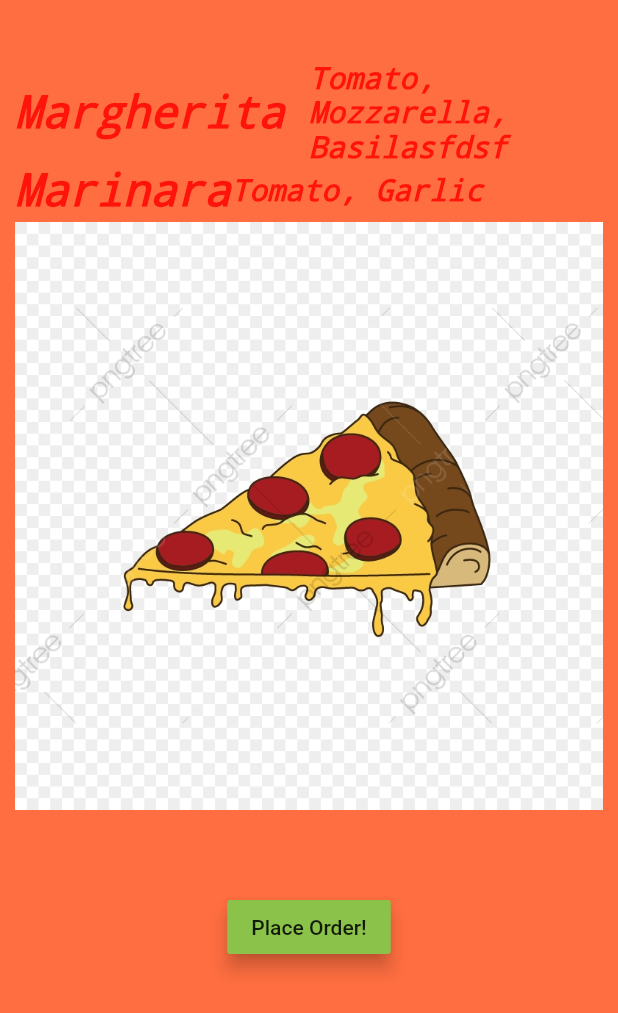
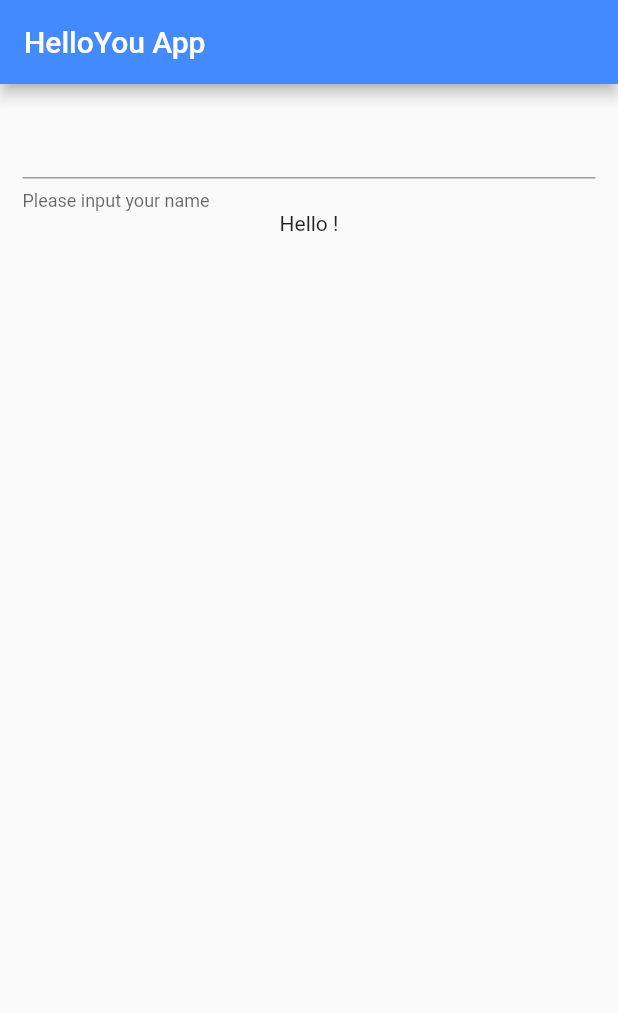
Before and after one commit to ashishpatel0720/flutter_getting_started, a Flutter app: the screen it shows after launch, on a phone screen of 412 x 824 dp. Shown: the top 1013 px of the screen. Run offline on Flutter 3.47's test engine with Material 2 defaults, Android fonts, the phone set to English and light mode, and no system bars.

Commit message:
Hello You APp created

```diff
--- a/lib/main.dart
+++ b/lib/main.dart
@@ -1,13 +1,49 @@
 import 'package:flutter/material.dart';
-import 'package:helloflutter/screens/home.dart';
 
 void main(){
   runApp(
-    MaterialApp(
-      title: "Pizza Ordering App",
-      home: Home(),
-    )
+      MaterialApp(
+        title: "Pizza Ordering App",
+        home: HelloYou(),
+      )
 
   );
 
 }
+
+class HelloYou extends StatefulWidget{
+  @override
+  State<StatefulWidget> createState() => _HelloYouState();
+}
+
+class _HelloYouState extends State<HelloYou> {
+  String name='';
+  @override
+  Widget build(BuildContext context) {
+    return Scaffold(
+      appBar: AppBar(
+        title: Text("HelloYou App"),
+        backgroundColor: Colors.blueAccent,
+      ),
+      body: Container(
+        padding: EdgeInsets.all(15.0),
+        child: Column(
+          children: <Widget>[
+            TextField(
+              decoration: InputDecoration(
+                  helperText:"Please input your name"
+              ),
+              onChanged: (String str){
+                setState(() { // only setState() will be able to change state ( same as React)
+                  name = str;
+                });
+              },
+            ),
+           Text("Hello "+ name+ '!')
+          ],
+        ),
+      ),
+    );
+  }
+
+}
--- a/lib/screens/home.dart
+++ /dev/null
@@ -1,106 +0,0 @@
-
-import 'package:flutter/material.dart';
-
-class   Home extends StatelessWidget{
-  @override
-  Widget build(BuildContext context) {
-    return Center(
-      child: Container( // container is like <div> in web
-         alignment: Alignment.center,
-        color: Colors.deepOrangeAccent,
-        padding: EdgeInsets.only(top:40.0, bottom:40.0, right:10.0, left:10.0),
-        child: Column(
-          children: <Widget>[
-            Row(
-              children: <Widget>[
-                Expanded( child: Text("Margherita",
-                    textDirection: TextDirection.ltr,
-                  style: TextStyle(
-                    fontSize: 30.0,
-                    fontStyle: FontStyle.italic,
-                    fontWeight: FontWeight.w900,
-                    decoration: TextDecoration.none,
-                  ),
-                )),
-                Expanded( child: Text("Tomato, Mozzarella, Basilasfdsf",
-                  textDirection: TextDirection.ltr,
-                  style: TextStyle(
-                    fontSize: 20.0,
-                    fontStyle: FontStyle.italic,
-                    fontWeight: FontWeight.w900,
-                    decoration: TextDecoration.none,
-                  ),
-                )),
-              ],
-            ),
-            Row( // piza 2
-              children: <Widget>[
-                Text("Marinara",
-                    textDirection: TextDirection.ltr,
-                  style: TextStyle(
-                    fontSize: 30.0,
-                    fontStyle: FontStyle.italic,
-                    fontWeight: FontWeight.w900,
-                    decoration: TextDecoration.none,
-                  ),
-                ),
-                Expanded( child: Text("Tomato, Garlic",
-                  textDirection: TextDirection.ltr,
-                  style: TextStyle(
-                    fontSize: 20.0,
-                    fontStyle: FontStyle.italic,
-                    fontWeight: FontWeight.w900,
-                    decoration: TextDecoration.none,
-                  ),
-                )),
-              ],
-            ),
-            PizzaImageWidget(),
-            OrderButton(),
-          ],
-        )
-      ),
-    );
-  }
-}
-
-
-
-class PizzaImageWidget extends StatelessWidget{
-  @override
-  Widget build(BuildContext context) {
-    AssetImage pizzaImage = AssetImage("images/pizza.jpg");
-    Image image = Image( image:pizzaImage,height: 400.0, width: 400.0);
-    return Container(child:image);
-  }
-}
-
-class OrderButton extends StatelessWidget {
-  @override
-  Widget build(BuildContext context) {
-    var button = Container(
-      margin: EdgeInsets.only(top:50),
-      child: RaisedButton(
-        child: Text("Place Order!"),
-        color: Colors.lightGreen,
-        elevation: 5.0,
-        onPressed: () => order(context),
-      ),
-    );
-    return button;
-  }
-
-  void order(BuildContext context) {
-
-    // create an alert dialog and
-    var alert = AlertDialog(
-      title: Text("Success!"),
-      content: Text( " Thanks for ordering!")
-    );
-
-    showDialog(context: context, // do this when order() is called
-      builder: (BuildContext context) => alert // return this alert which will be shown
-    );
-  }
-
-}
```
